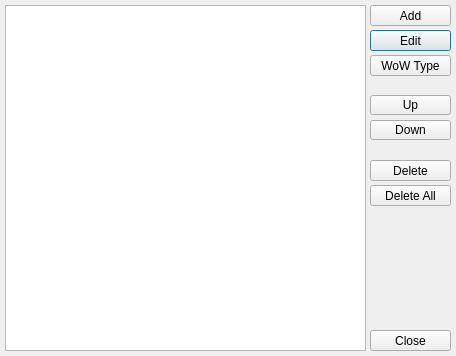
Old version of the form Source/ui/WoWDirManager.ui in the repository jaisurya/wowmodelviewer.
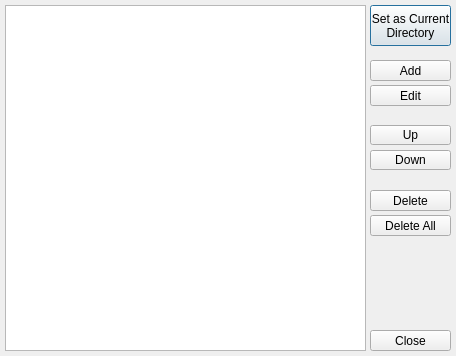
New version of the form. Icons and pictures are not drawn.

What changed in the file:
```diff
--- a/Source/ui/WoWDirManager.ui
+++ b/Source/ui/WoWDirManager.ui
@@ -77,7 +77,7 @@
    <property name="geometry">
     <rect>
      <x>370</x>
-     <y>5</y>
+     <y>60</y>
      <width>81</width>
      <height>21</height>
     </rect>
@@ -93,7 +93,7 @@
    <property name="geometry">
     <rect>
      <x>370</x>
-     <y>160</y>
+     <y>190</y>
      <width>81</width>
      <height>21</height>
     </rect>
@@ -106,7 +106,7 @@
    <property name="geometry">
     <rect>
      <x>370</x>
-     <y>95</y>
+     <y>125</y>
      <width>81</width>
      <height>20</height>
     </rect>
@@ -119,7 +119,7 @@
    <property name="geometry">
     <rect>
      <x>370</x>
-     <y>120</y>
+     <y>150</y>
      <width>81</width>
      <height>20</height>
     </rect>
@@ -132,7 +132,7 @@
    <property name="geometry">
     <rect>
      <x>370</x>
-     <y>30</y>
+     <y>85</y>
      <width>81</width>
      <height>21</height>
     </rect>
@@ -140,15 +140,12 @@
    <property name="text">
     <string>Edit</string>
    </property>
-   <property name="default">
-    <bool>true</bool>
-   </property>
   </widget>
   <widget class="QPushButton" name="WDM_bDirDeleteAll">
    <property name="geometry">
     <rect>
      <x>370</x>
-     <y>185</y>
+     <y>215</y>
      <width>81</width>
      <height>21</height>
     </rect>
@@ -161,16 +158,17 @@
    <property name="geometry">
     <rect>
      <x>370</x>
-     <y>55</y>
+     <y>5</y>
      <width>81</width>
-     <height>21</height>
+     <height>41</height>
     </rect>
    </property>
    <property name="text">
-    <string>WoW Type</string>
+    <string>Set as Current
+Directory</string>
    </property>
-   <property name="checkable">
-    <bool>false</bool>
+   <property name="default">
+    <bool>true</bool>
    </property>
   </widget>
  </widget>
```
Left out of the diff: 3 changed lines with no effect on the pictures.
